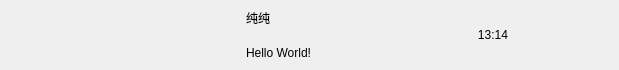
Qt form ryychat/chatuserwid.ui (chris155-hash/RYY-chatroom-Cpp) before a commit.
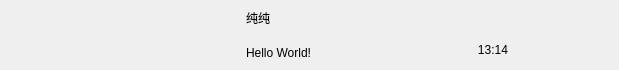
The same form after that commit.

```diff
--- a/ryychat/chatuserwid.ui
+++ b/ryychat/chatuserwid.ui
@@ -164,6 +164,28 @@
       <property name="bottomMargin">
        <number>0</number>
       </property>
+      <item>
+       <widget class="QLabel" name="red_point">
+        <property name="enabled">
+         <bool>true</bool>
+        </property>
+        <property name="minimumSize">
+         <size>
+          <width>30</width>
+          <height>30</height>
+         </size>
+        </property>
+        <property name="maximumSize">
+         <size>
+          <width>30</width>
+          <height>30</height>
+         </size>
+        </property>
+        <property name="text">
+         <string/>
+        </property>
+       </widget>
+      </item>
       <item>
        <widget class="QLabel" name="time_lb">
         <property name="text">
```
